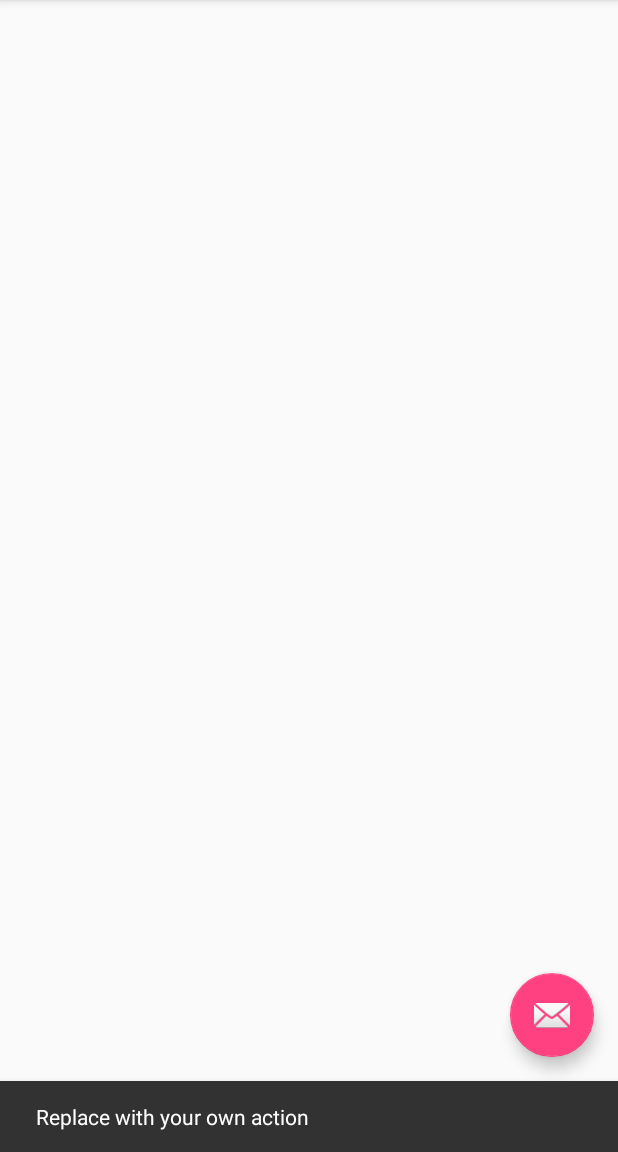
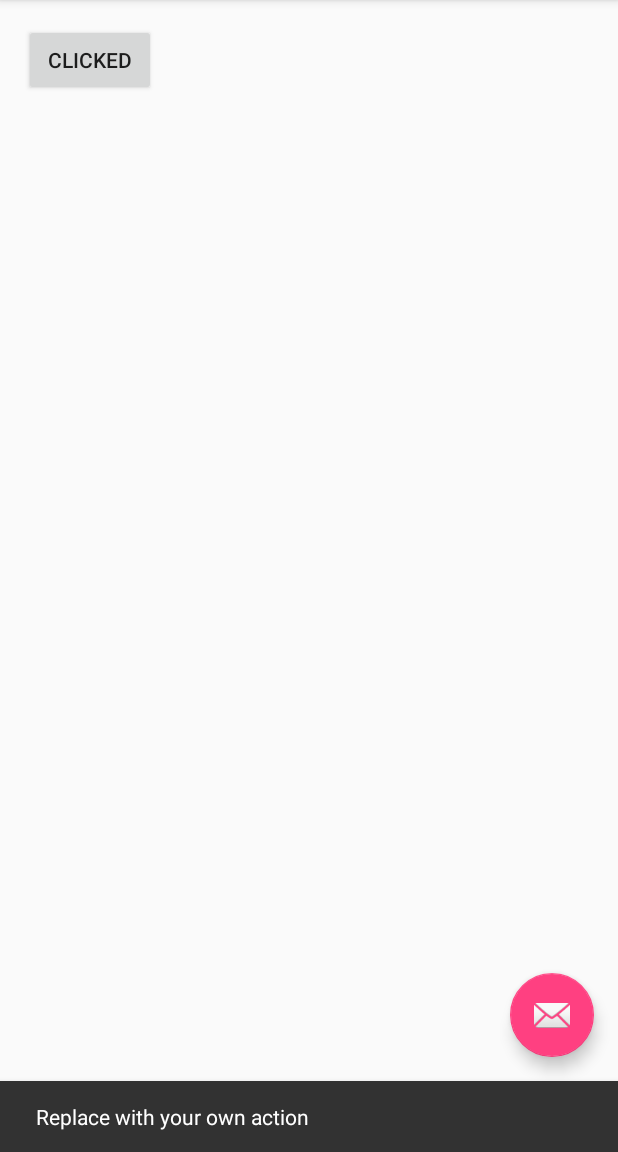
Before and after one commit to Magnetic000/Nutrient_Calculator, an Android app: the screen it shows after launch (MainActivity), after a tap on an icon or button, on a phone screen of 412 x 824 dp, the part 84-1236 px from its top. Run offline under Robolectric (Android 15) with nearby library versions, the phone set to English and light mode, and no system bars; 2 other taps on this screen came first.

Commit message:
Added event handling for click and long click

```diff
--- a/app/src/main/java/ics4u/ics4u_final_project/MainActivity.java
+++ b/app/src/main/java/ics4u/ics4u_final_project/MainActivity.java
@@ -19,7 +19,25 @@ public class MainActivity extends AppCompatActivity {
         Toolbar toolbar = (Toolbar) findViewById(R.id.toolbar);
         setSupportActionBar(toolbar);
 
-       FloatingActionButton fab = (FloatingActionButton) findViewById(R.id.fab);
+        final Button button = (Button)findViewById(R.id.button);
+        button.setOnClickListener(
+            new Button.OnClickListener(){
+                public void onClick (View v){
+                    button.setText("Clicked");
+                }
+            }
+        );
+
+        button.setOnLongClickListener(
+                new Button.OnLongClickListener() {
+                    public boolean onLongClick(View v) {
+                        button.setText("long");
+                        return false;
+                    }
+                }
+        );
+
+        FloatingActionButton fab = (FloatingActionButton) findViewById(R.id.fab);
         fab.setOnClickListener(new View.OnClickListener() {
             @Override
             public void onClick(View view) {
@@ -36,29 +54,4 @@ public class MainActivity extends AppCompatActivity {
         return true;
     }
 
-    @Override
-    public boolean onOptionsItemSelected(MenuItem item) {
-        // Handle action bar item clicks here. The action bar will
-        // automatically handle clicks on the Home/Up button, so long
-        // as you specify a parent activity in AndroidManifest.xml.
-        int id = item.getItemId();
-
-        //noinspection SimplifiableIfStatement
-        if (id == R.id.action_settings) {
-            return true;
-        }
-
-        return super.onOptionsItemSelected(item);
-    }
-
-    public void buttonOnClick(View v) {
-        Button button=(Button) v;
-        button.setText("I've Been Clicked!");
-        Button button2 =(Button) findViewById(R.id.btn2);
-        button2.setText("Ok");
-    }
-    public void btn2OnClick(View v){
-        Button button = (Button) v;
-        button.setText("Reset");
-    }
 }
--- a/app/src/main/res/layout/content_main.xml
+++ b/app/src/main/res/layout/content_main.xml
@@ -11,6 +11,28 @@
     android:paddingBottom="@dimen/activity_vertical_margin"
     app:layout_behavior="@string/appbar_scrolling_view_behavior"
     tools:showIn="@layout/activity_main"
-    tools:context="ics4u.ics4u_final_project.MainActivity">
+    tools:context="ics4u.ics4u_final_project.MainActivity"><![CDATA[
 
+    Button
+        android:layout_width="wrap_content"
+        android:layout_height="wrap_content"
+        android:text="1"
+        android:id="@+id/btn1"
+        android:layout_alignParentTop="true"
+        android:layout_alignParentStart="true"
+        android:onClick="buttonOnClick" />
+
+
+
+
+
+    ]]>
+
+    <Button
+        android:layout_width="wrap_content"
+        android:layout_height="wrap_content"
+        android:text="Click Me!"
+        android:id="@+id/button"
+        android:layout_alignParentTop="true"
+        android:layout_alignParentStart="true" />
 </RelativeLayout>
```
Also changed, not shown: app/src/main/java/ics4u/ics4u_final_project/OnClickListener.java (added, +14 -0 lines).
